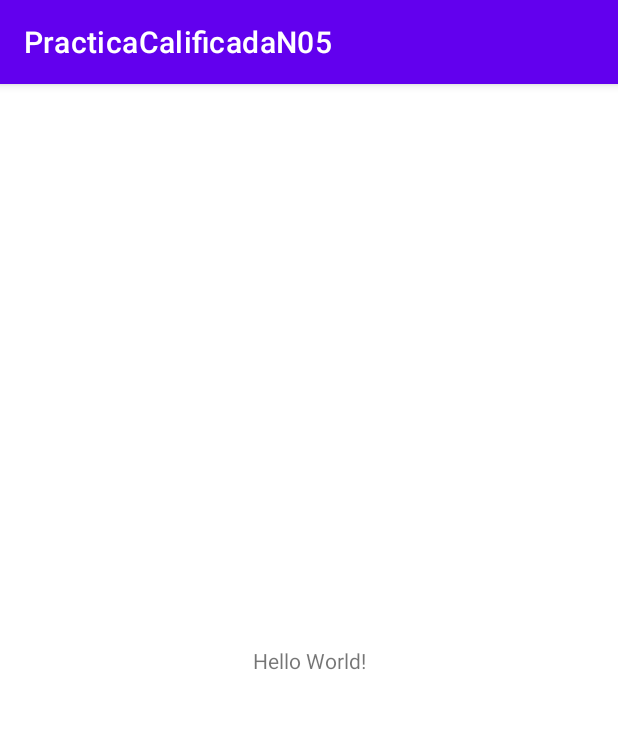
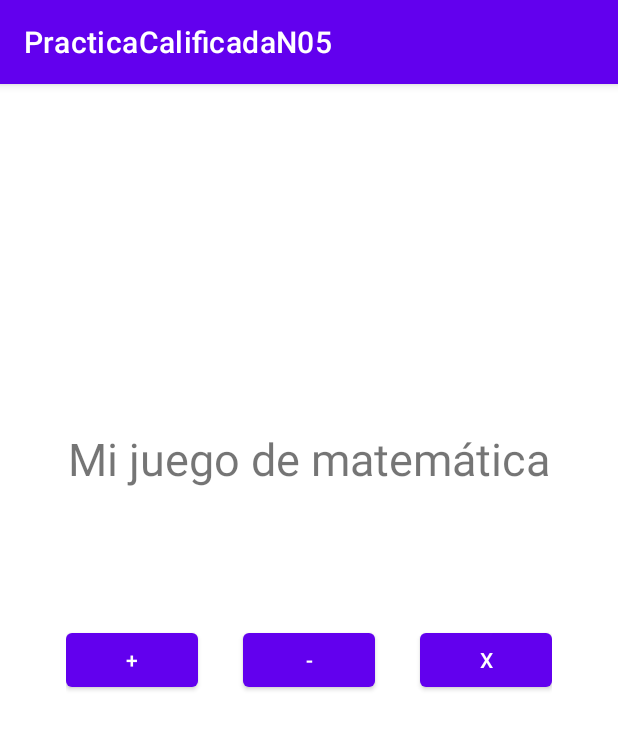
Before and after one commit to Diego-Vasquez/FInalDesarrolloEnDispositivosMoviles, an Android app: the screen it shows after launch (MainActivity), on a phone screen of 412 x 824 dp. Shown: the top 729 px of the screen. Run offline under Robolectric (Android 15) with nearby library versions, the phone set to English and light mode, and no system bars.

Commit message:
2nd commit

```diff
--- a/app/src/main/AndroidManifest.xml
+++ b/app/src/main/AndroidManifest.xml
@@ -14,6 +14,9 @@
         android:theme="@style/Theme.PracticaCalificadaN05"
         tools:targetApi="31">
         <activity
+            android:name=".GameActivity"
+            android:exported="false" />
+        <activity
             android:name=".MainActivity"
             android:exported="true">
             <intent-filter>
--- a/app/src/main/res/layout/activity_main.xml
+++ b/app/src/main/res/layout/activity_main.xml
@@ -1,6 +1,5 @@
 <?xml version="1.0" encoding="utf-8"?>
-<androidx.constraintlayout.widget.ConstraintLayout xmlns:android="http://schemas.android.com/apk/res/android"
-    xmlns:app="http://schemas.android.com/apk/res-auto"
+<RelativeLayout xmlns:android="http://schemas.android.com/apk/res/android"
     xmlns:tools="http://schemas.android.com/tools"
     android:layout_width="match_parent"
     android:layout_height="match_parent"
@@ -9,10 +8,41 @@
     <TextView
         android:layout_width="wrap_content"
         android:layout_height="wrap_content"
-        android:text="Hello World!"
-        app:layout_constraintBottom_toBottomOf="parent"
-        app:layout_constraintEnd_toEndOf="parent"
-        app:layout_constraintStart_toStartOf="parent"
-        app:layout_constraintTop_toTopOf="parent" />
+        android:text="@string/title"
+        android:layout_centerHorizontal="true"
+        android:layout_marginBottom="90dp"
+        android:layout_above="@+id/button_box"
+        android:textSize="30sp"
+        />
 
-</androidx.constraintlayout.widget.ConstraintLayout>
+    <LinearLayout
+        android:id="@+id/button_box"
+        android:layout_width="wrap_content"
+        android:layout_height="wrap_content"
+        android:layout_centerHorizontal="true"
+        android:layout_centerVertical="true"
+        android:orientation="horizontal">
+
+        <Button
+            android:id="@+id/plus_button"
+            android:layout_width="wrap_content"
+            android:layout_height="wrap_content"
+            android:text="@string/plus"/>
+
+        <Button
+            android:id="@+id/substraction_button"
+            android:layout_width="wrap_content"
+            android:layout_height="wrap_content"
+            android:layout_marginStart="30dp"
+            android:layout_marginEnd="30dp"
+            android:text="@string/substraction"/>
+
+        <Button
+            android:id="@+id/multiplication_button"
+            android:layout_width="wrap_content"
+            android:layout_height="wrap_content"
+            android:text="@string/dot"/>
+
+    </LinearLayout>
+
+</RelativeLayout>
--- a/app/src/main/res/values/strings.xml
+++ b/app/src/main/res/values/strings.xml
@@ -1,3 +1,17 @@
 <resources>
     <string name="app_name">PracticaCalificadaN05</string>
+
+    <!-- Main layout-->
+    <string name="title">Mi juego de matemática</string>
+    <string name="plus">+</string>
+    <string name="substraction">-</string>
+    <string name="dot">x</string>
+
+    <!-- Second layaout -->
+
+    <string name="plus_operation">%1$d + %2$d =</string>
+    <string name="subst_operation">%1$d - %2$d =</string>
+    <string name="mult_operation">%1$d x %2$d =</string>
+
+
 </resources>
```
Also changed, not shown: app/src/main/java/com/example/practicacalificadan05/GameActivity.java (added, +14 -0 lines), app/src/main/res/layout/activity_game.xml (added, +55 -0 lines).
